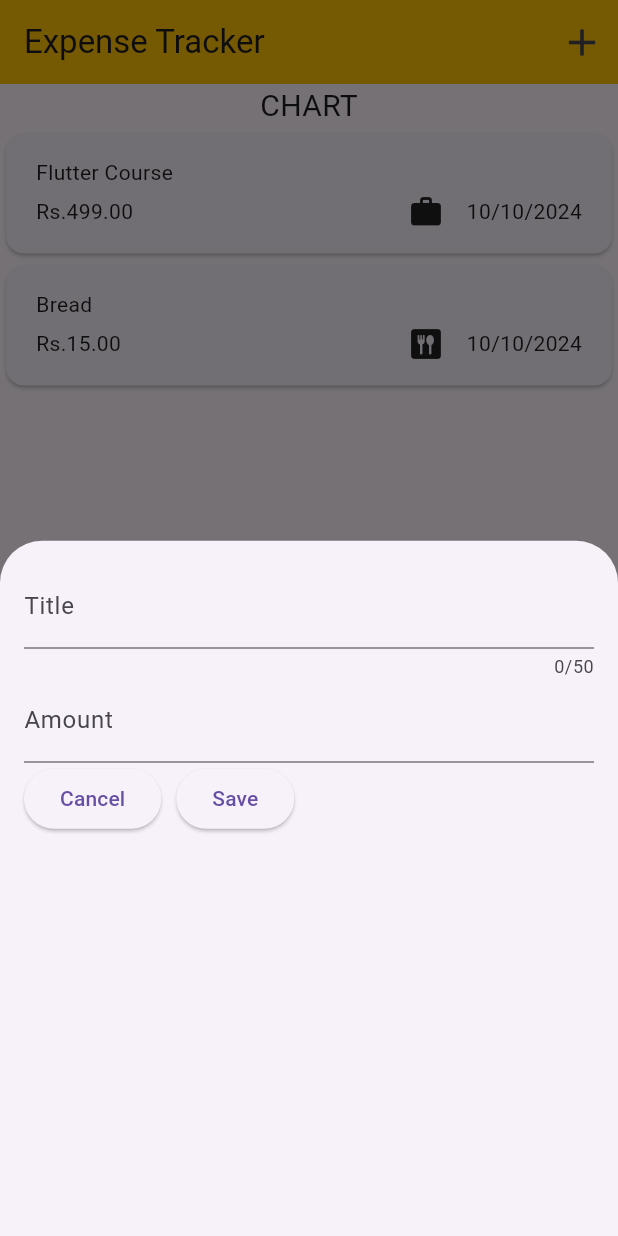
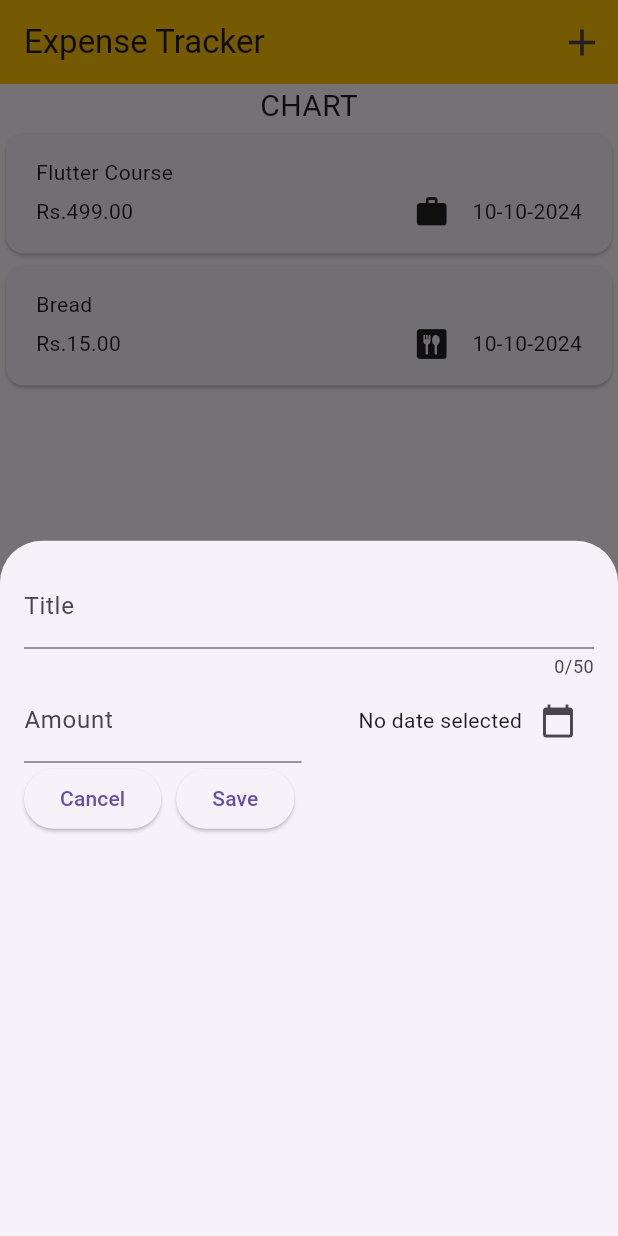
Before and after one commit to Bhavyak789/Expense_Tracker, a Flutter app: the screen it shows after launch, after a tap on the "add" icon, on a phone screen of 412 x 824 dp. Run offline on Flutter 3.47's test engine with Material 3 defaults, Android fonts, the phone set to English and light mode, and no system bars.

Commit message:
Date picker done

```diff
--- a/lib/models/expense.dart
+++ b/lib/models/expense.dart
@@ -3,7 +3,7 @@ import 'package:uuid/uuid.dart';
 import 'package:intl/intl.dart';
 
 const uuid = Uuid();
-final formatter = DateFormat.yMd();
+final formatter = DateFormat('dd-MM-yyyy');
 
 enum Category { food, travel, lesiure, work }
 
--- a/lib/widgets/new_expense.dart
+++ b/lib/widgets/new_expense.dart
@@ -1,4 +1,5 @@
 import 'package:flutter/material.dart';
+import 'package:expense_app/models/expense.dart';
 
 class NewExpense extends StatefulWidget {
   const NewExpense({super.key});
@@ -12,6 +13,21 @@ class NewExpense extends StatefulWidget {
 class _NewExpense extends State<NewExpense> {
   final _titleController = TextEditingController();
   final _amountController = TextEditingController();
+  DateTime? _selectedDate;
+
+  void _showDatePicker() async {
+    final now = DateTime.now();
+    final firstDate = DateTime(now.year - 1, now.month, now.day);
+    final pickedDate = await showDatePicker(
+        context: context,
+        /*initialDate: now,*/
+        firstDate: firstDate,
+        lastDate: now);
+
+    setState(() {
+      _selectedDate = pickedDate;
+    });
+  }
 
   @override
   void dispose() {
@@ -23,7 +39,7 @@ class _NewExpense extends State<NewExpense> {
   @override
   Widget build(BuildContext context) {
     return Padding(
-      padding: EdgeInsets.all(16),
+      padding: const EdgeInsets.all(16),
       child: Column(
         children: [
           TextField(
@@ -33,13 +49,37 @@ class _NewExpense extends State<NewExpense> {
               label: Text('Title'),
             ),
           ),
-          TextField(
+          Row(
+            children: [
+              Expanded(
+                child: TextField(
                   controller: _amountController,
                   keyboardType: TextInputType.number,
                   decoration: const InputDecoration(
                     prefixText: 'Rs. ',
                     label: Text('Amount'),
                   ),
+                ),
+              ),
+              const SizedBox(width: 10),
+              Expanded(
+                child: Row(
+                  crossAxisAlignment: CrossAxisAlignment.center,
+                  mainAxisAlignment: MainAxisAlignment.end,
+                  children: [
+                    Text(
+                      _selectedDate == null
+                          ? 'No date selected'
+                          : formatter.format(_selectedDate!),
+                    ),
+                    IconButton(
+                      onPressed: _showDatePicker,
+                      icon: const Icon(Icons.calendar_today),
+                    )
+                  ],
+                ),
+              )
+            ],
           ),
           Row(
             children: [
```
Lines whose indentation alone changed are shown as unchanged.
